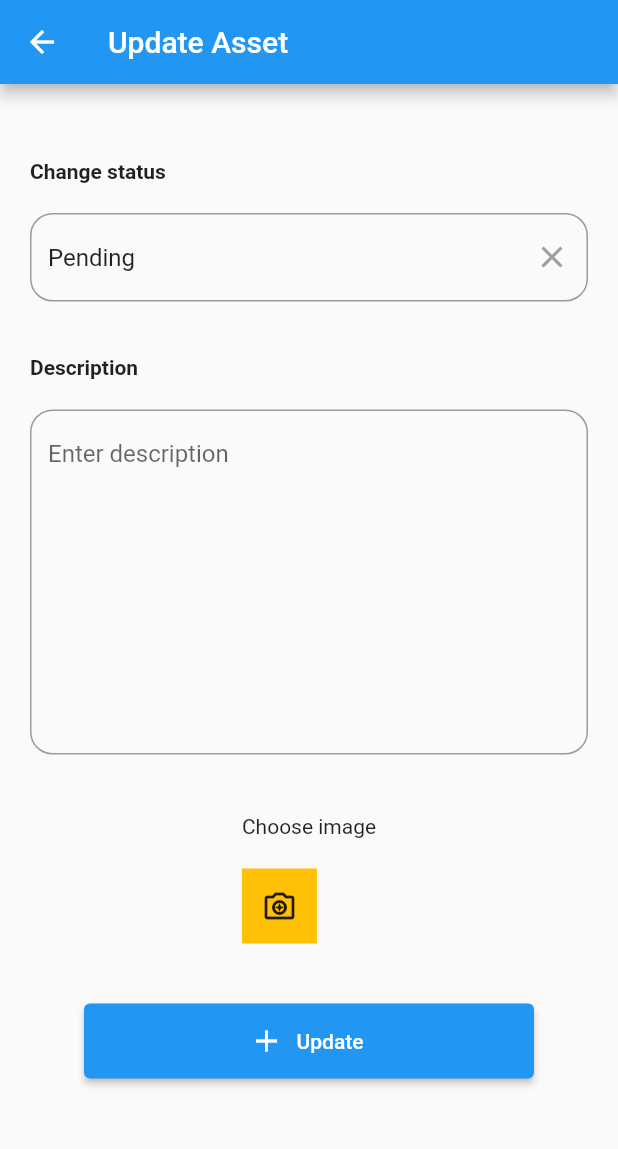
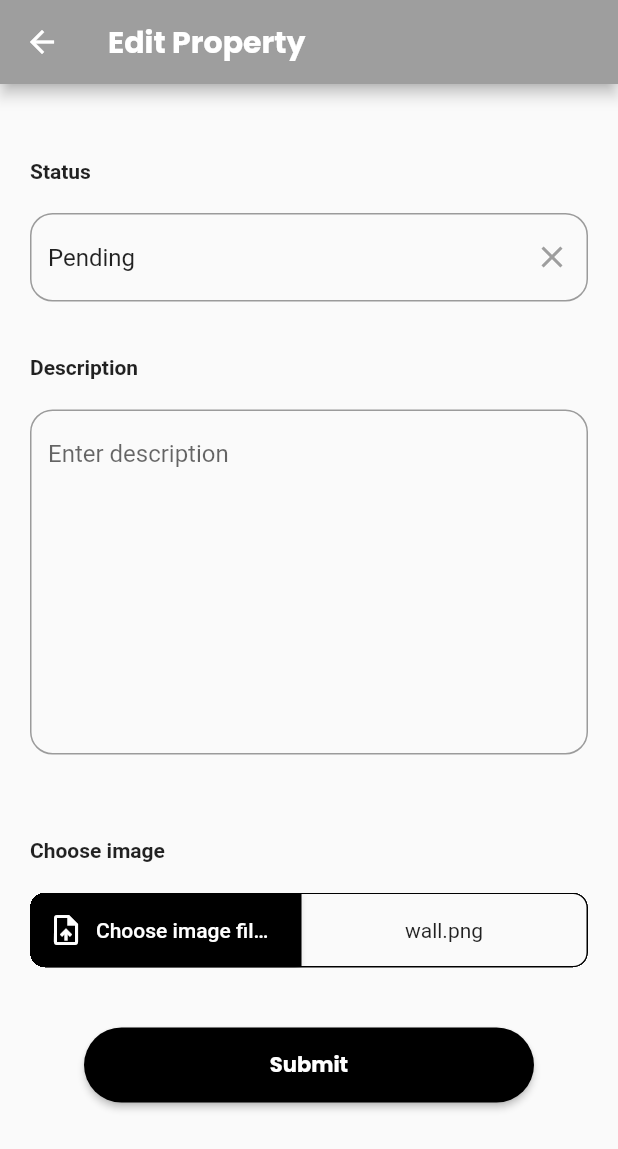
Before and after one commit to toannguyen2603/Asset_Manager_Flutter, a Flutter app: the EditView screen opened directly, on a phone screen of 412 x 824 dp. Shown: the top 1149 px of the screen. Run offline on Flutter 3.47's test engine with Material 2 defaults, Android fonts, the light colour scheme and no system bars; drawn by our look-alikes of dropdown_textfield; our stand-ins replace dio, flex_color_scheme, flutter_animate, flutter_riverpod, freezed_annotation, google_fonts and 3 more; missing offline and left inert: mobile_scanner; accounts and stored records are empty; network calls fail.

Commit message:
#Update change UI edit

```diff
--- a/lib/src/screens/asset/view/property_view.dart
+++ b/lib/src/screens/asset/view/property_view.dart
@@ -98,6 +98,7 @@ class PropertyScreen extends ConsumerWidget {
                                 getDate(data.purchaseDay),
                               ),
                               _TableRow(
+
                                 'Warranty',
                                 '${data.warranty} Month',
                               ),
--- a/lib/src/screens/edit/view/drop_down_list_status.dart
+++ b/lib/src/screens/edit/view/drop_down_list_status.dart
@@ -26,7 +26,7 @@ class DropDownListStatus extends StatelessWidget {
               height: 50,
             ),
             const Text(
-              'Change status',
+              'Status',
               style: TextStyle(fontWeight: FontWeight.bold),
             ),
             Gaps.h20,
--- a/lib/src/screens/edit/view/edit_view.dart
+++ b/lib/src/screens/edit/view/edit_view.dart
@@ -1,7 +1,10 @@
+import 'package:asset_manager_flutter/src/themes/colors.dart';
+import 'package:asset_manager_flutter/src/themes/styles.dart';
 import 'package:asset_manager_flutter/src/widgets/common/scaffold.dart';
 import 'package:flutter/material.dart';
 
 import 'package:dropdown_textfield/dropdown_textfield.dart';
+import 'package:image_picker/image_picker.dart';
 
 import '../../../constaints/app_sizes.dart';
 import 'drop_down_list_status.dart';
@@ -14,6 +17,7 @@ class EditView extends StatefulWidget {
 }
 
 class _TestPage2State extends State<EditView> {
+  // Drop down
   final GlobalKey<FormState> _formKey = GlobalKey<FormState>();
   FocusNode searchFocusNode = FocusNode();
   FocusNode textFieldFocusNode = FocusNode();
@@ -57,7 +61,15 @@ class _TestPage2State extends State<EditView> {
   Widget build(BuildContext context) {
     return LScaffold(
       appBar: AppBar(
-        title: const Text('Update Asset'),
+        title: Text(
+          'Edit Property',
+          style: PStyle.poppins(context)!.copyWith(
+            fontWeight: FontWeight.bold,
+            fontSize: Sizes.p20,
+            color: AColors.white,
+          ),
+        ),
+        backgroundColor: Colors.grey,
       ),
       body: SingleChildScrollView(
         child: Column(
@@ -67,19 +79,25 @@ class _TestPage2State extends State<EditView> {
             const UpdateImage(),
             Padding(
               padding: const EdgeInsets.all(20.0),
-              child: ElevatedButton.icon(
+              child: ElevatedButton(
                 onPressed: () {
                   _isLoading ? null : _startLoading();
                 },
-                icon: _isLoading
-                    ? const CircularProgressIndicator()
-                    : const Icon(
-                        Icons.add,
-                      ),
-                label: Text(
-                  _isLoading ? 'Please wait ...' : 'Update',
+                style: ElevatedButton.styleFrom(
+                  fixedSize: const Size(300, 50),
+                  backgroundColor: Colors.black,
+                  shape: RoundedRectangleBorder(
+                    borderRadius: BorderRadius.circular(40),
+                  ),
                 ),
-                style: ElevatedButton.styleFrom(fixedSize: Size(300, 50)),
+                child: Text(
+                  _isLoading ? 'Please wait ...' : 'Submit',
+                  style: PStyle.poppins(context)!.copyWith(
+                    fontWeight: FontWeight.bold,
+                    color: AColors.white,
+                    fontSize: Sizes.p14,
+                  ),
+                ),
               ),
             )
           ],
@@ -101,17 +119,67 @@ class UpdateImage extends StatelessWidget {
       child: Column(
         crossAxisAlignment: CrossAxisAlignment.start,
         children: [
-          const Text('Choose image'),
+          Gaps.h16,
+          const Text(
+            'Choose image',
+            style: TextStyle(fontWeight: FontWeight.bold),
+          ),
           Gaps.h20,
           Container(
-            width: 50,
-            height: 50,
-            color: Colors.amber,
-            child: IconButton(
-              onPressed: () {},
-              icon: const Icon(Icons.camera_enhance_outlined),
-            ),
-          ),
+              width: double.maxFinite,
+              clipBehavior: Clip.hardEdge,
+              height: 50,
+              decoration: const BoxDecoration(
+                borderRadius: BorderRadius.all(
+                  Radius.circular(10),
+                ),
+              ),
+              child: Row(
+                children: [
+                  Container(
+                    width: 180,
+                    height: double.maxFinite,
+                    child: ElevatedButton.icon(
+                      onPressed: () async {
+                        final ImagePicker picker = ImagePicker();
+                        // Pick an image
+                        final XFile? image = await picker.pickImage(
+                          source: ImageSource.gallery,
+                        );
+                        print('Get Image: ${image}');
+                      },
+                      icon: const Icon(Icons.upload_file),
+                      label: const Text(
+                        'Choose image file ...',
+                        overflow: TextOverflow.ellipsis,
+                      ),
+                      style: ElevatedButton.styleFrom(
+                        backgroundColor: Colors.black,
+                        shape: const RoundedRectangleBorder(
+                            borderRadius: BorderRadius.zero), // <-- Radius
+                      ),
+                    ),
+                  ),
+                  Expanded(
+                    child: Container(
+                      height: double.maxFinite,
+                      decoration: BoxDecoration(
+                        border: Border.all(width: 1.0),
+                        borderRadius: const BorderRadius.only(
+                          topRight: Radius.circular(10),
+                          bottomRight: Radius.circular(10),
+                        ),
+                      ),
+                      child: Center(
+                        child: Text(
+                          'wall.png',
+                          overflow: TextOverflow.ellipsis,
+                        ),
+                      ),
+                    ),
+                  )
+                ],
+              )),
         ],
       ),
     );
```
